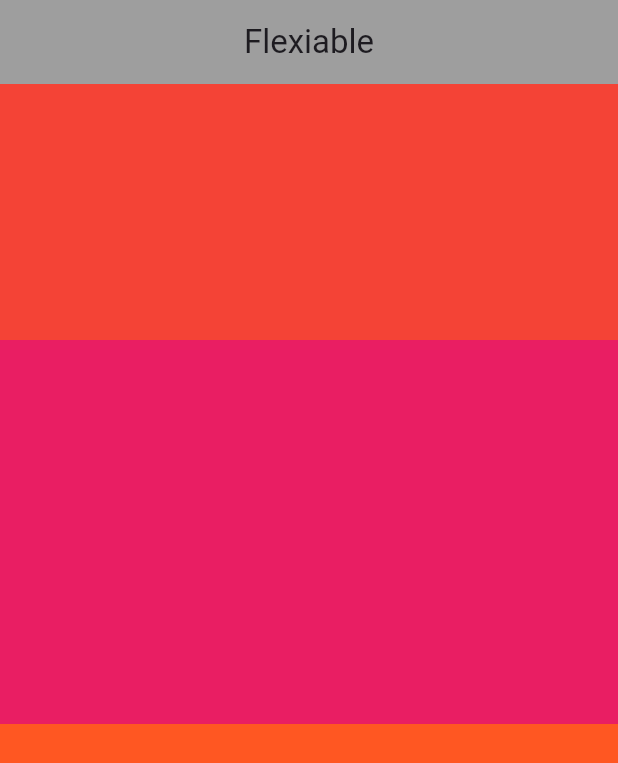
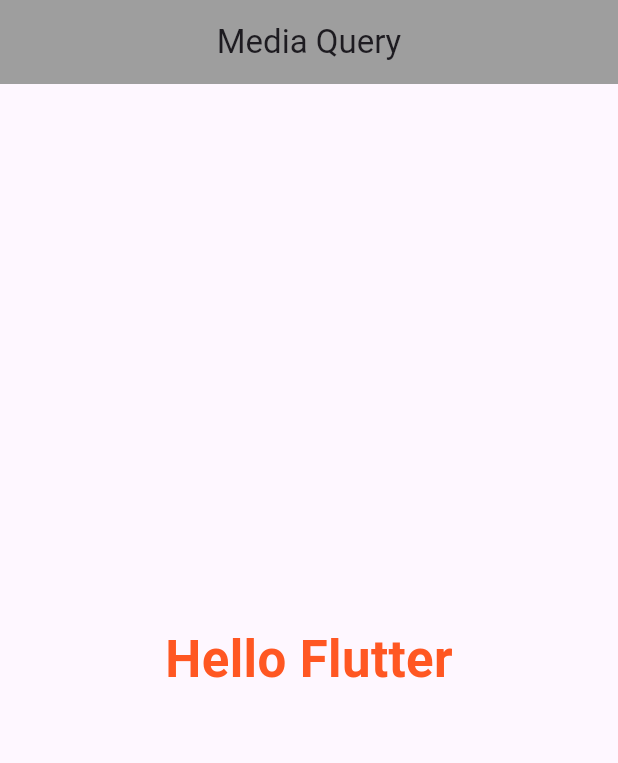
Before and after one commit to shamim2810/flutter_rabbil_class, a Flutter app: the screen it shows after launch, on a phone screen of 412 x 824 dp. Shown: the top 763 px of the screen. Run offline on Flutter 3.47's test engine with Material 3 defaults, Android fonts, the light colour scheme and no system bars.

Commit message:
Media Query

```diff
--- a/lib/home_screen.dart
+++ b/lib/home_screen.dart
@@ -1,4 +1,5 @@
 import 'package:flutter/material.dart';
+import 'package:flutter_rabbil/style.dart';
 
 class HomeScreen extends StatelessWidget {
   HomeScreen({super.key});
@@ -7,38 +8,25 @@
   Widget build(BuildContext context) {
     return Scaffold(
         appBar: AppBar(
-          title: const Text('Flexiable'),
+          title: const Text('Media Query'),
           centerTitle: true,
           backgroundColor: Colors.grey,
         ),
 
         //Row and Column 2 ta diyei check korte hobe
         // Expanded and Flexiable semilar
-        body: Column(
-          mainAxisAlignment: MainAxisAlignment.start,
-          children: [
-            Flexible(
-              fit: FlexFit.tight,
-              flex: 2,
-              child: Container(
-                color: Colors.red,
+        body: Center(
+          child: Column(
+            mainAxisAlignment: MainAxisAlignment.center,
+            children: [
+              Center(
+                child: Text(
+                  'Hello Flutter',
+                  style: HeadLine(context),
+                ),
               ),
-            ),
-            Flexible(
-              fit: FlexFit.tight,
-              flex: 3,
-              child: Container(
-                color: Colors.pink,
-              ),
-            ),
-            Flexible(
-              fit: FlexFit.tight,
-              flex: 4,
-              child: Container(
-                color: Colors.deepOrange,
-              ),
-            ),
-          ],
+            ],
+          ),
         ));
   }
 }
--- /dev/null
+++ b/lib/style.dart
@@ -0,0 +1,22 @@
+import 'dart:ui';
+
+import 'package:flutter/material.dart';
+
+TextStyle HeadLine (context){
+  var width = MediaQuery.of(context).size.width;
+
+  if(width<700){
+    return TextStyle(
+      color: Colors.deepOrange,
+      fontWeight: FontWeight.bold,
+      fontSize: 34,
+    );
+  }
+  else{
+    return TextStyle(
+      color: Colors.pink,
+      fontWeight: FontWeight.bold,
+      fontSize: 60,
+    );
+  }
+}
```
